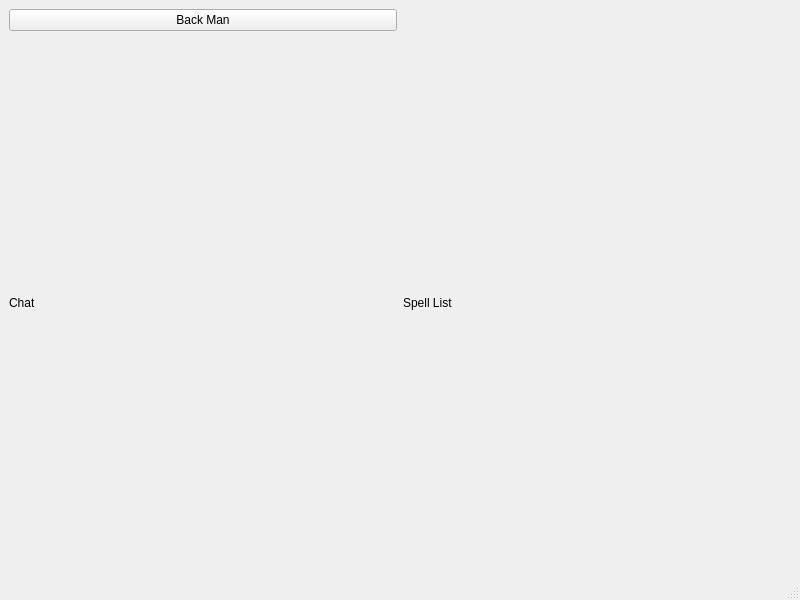
First picture: the form in PernikovaChaloupka/jezibaba.ui, repository pkubatrh/maraton0, before the edit.
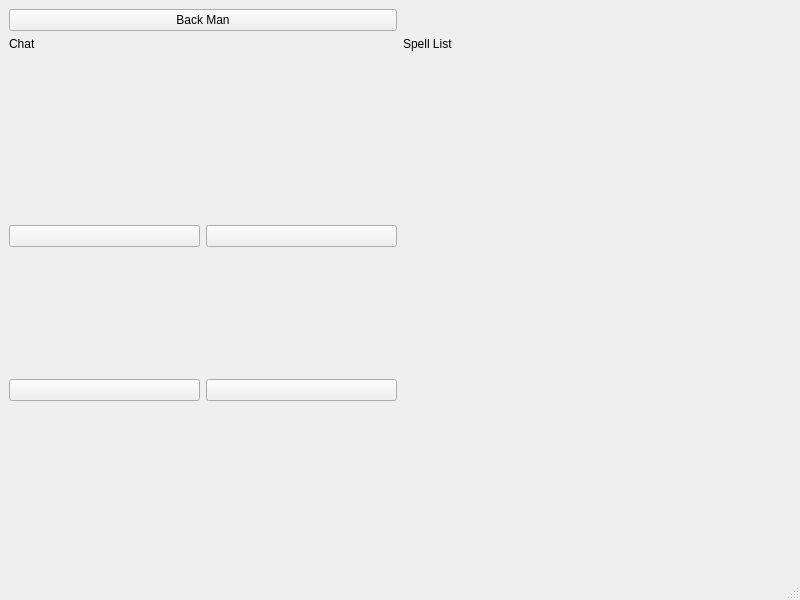
Second picture: the form after the edit. Custom widgets are drawn as their Qt base class.

Commit message: Better timer

```diff
--- a/PernikovaChaloupka/jezibaba.ui
+++ b/PernikovaChaloupka/jezibaba.ui
@@ -15,13 +15,6 @@
   </property>
   <widget class="QWidget" name="centralwidget">
    <layout class="QGridLayout" name="gridLayout">
-    <item row="0" column="0">
-     <widget class="QPushButton" name="pushButton">
-      <property name="text">
-       <string>Back Man</string>
-      </property>
-     </widget>
-    </item>
     <item row="1" column="0">
      <widget class="ClickableLabel" name="label">
       <property name="text">
@@ -29,6 +22,81 @@
       </property>
      </widget>
     </item>
+    <item row="2" column="0">
+     <layout class="QGridLayout" name="gridLayout_2">
+      <item row="1" column="0">
+       <widget class="QPushButton" name="pushButton_2">
+        <property name="text">
+         <string/>
+        </property>
+       </widget>
+      </item>
+      <item row="0" column="0">
+       <spacer name="verticalSpacer">
+        <property name="orientation">
+         <enum>Qt::Vertical</enum>
+        </property>
+        <property name="sizeHint" stdset="0">
+         <size>
+          <width>20</width>
+          <height>40</height>
+         </size>
+        </property>
+       </spacer>
+      </item>
+      <item row="3" column="1">
+       <widget class="QPushButton" name="pushButton_4">
+        <property name="text">
+         <string/>
+        </property>
+       </widget>
+      </item>
+      <item row="1" column="1">
+       <widget class="QPushButton" name="pushButton_3">
+        <property name="text">
+         <string/>
+        </property>
+       </widget>
+      </item>
+      <item row="2" column="0" colspan="2">
+       <widget class="timer" name="widget" native="true">
+        <property name="minimumSize">
+         <size>
+          <width>300</width>
+          <height>120</height>
+         </size>
+        </property>
+       </widget>
+      </item>
+      <item row="3" column="0">
+       <widget class="QPushButton" name="pushButton_5">
+        <property name="text">
+         <string/>
+        </property>
+       </widget>
+      </item>
+      <item row="4" column="0">
+       <spacer name="verticalSpacer_2">
+        <property name="orientation">
+         <enum>Qt::Vertical</enum>
+        </property>
+        <property name="sizeHint" stdset="0">
+         <size>
+          <width>20</width>
+          <height>40</height>
+         </size>
+        </property>
+       </spacer>
+      </item>
+     </layout>
+    </item>
+    <item row="0" column="0">
+     <widget class="QPushButton" name="pushButton">
+      <property name="text">
+       <string>Back Man</string>
+      </property>
+     </widget>
+    </item>
     <item row="1" column="1">
      <widget class="ClickableLabel" name="label_2">
       <property name="text">
@@ -49,6 +117,15 @@
     <signal>clicked()</signal>
    </slots>
   </customwidget>
+  <customwidget>
+   <class>timer</class>
+   <extends>QWidget</extends>
+   <header>timer.h</header>
+   <container>1</container>
+   <slots>
+    <signal>clicked()</signal>
+   </slots>
+  </customwidget>
  </customwidgets>
  <resources/>
  <connections/>
```
The commit also changes 4 other files.
